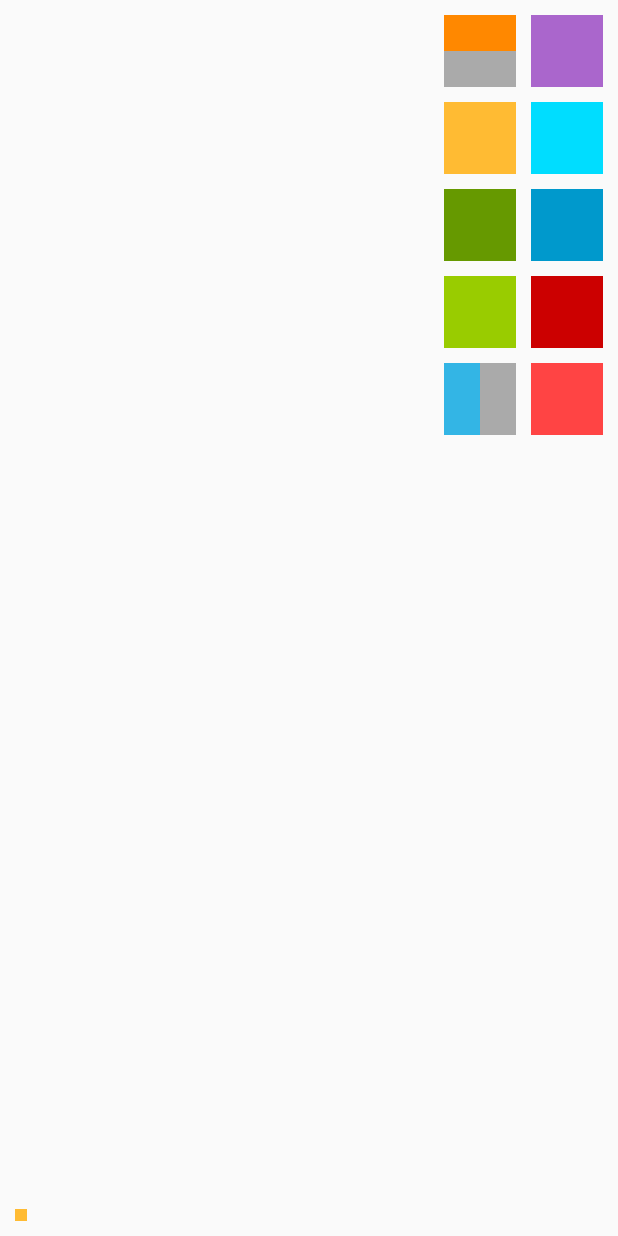
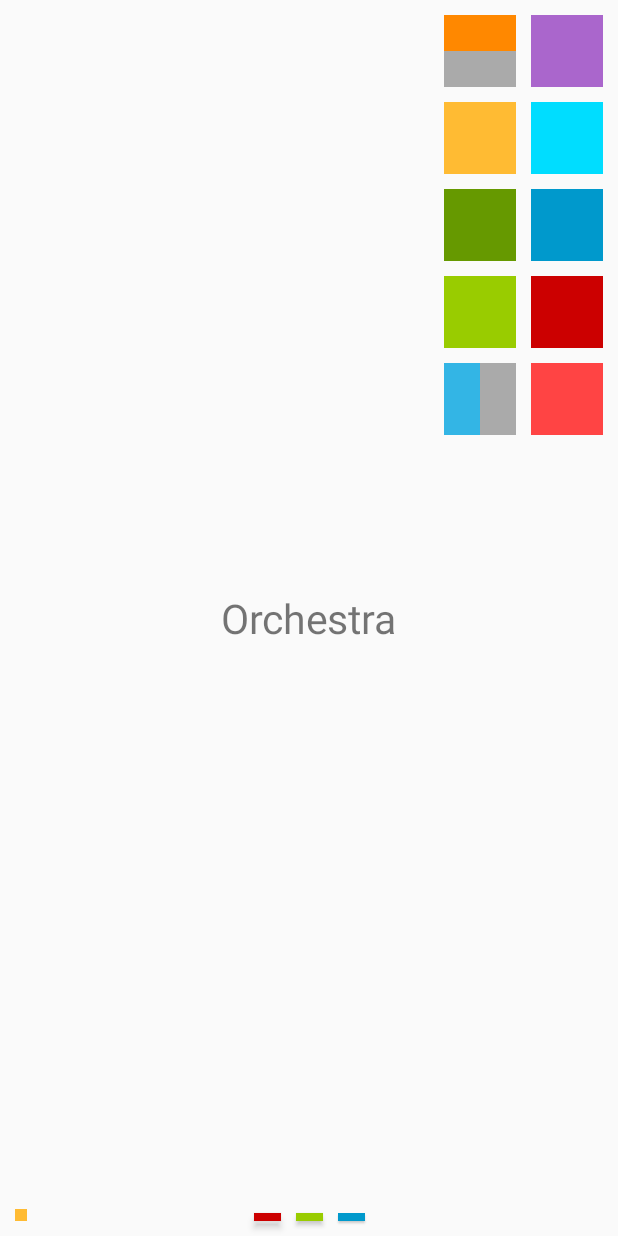
Before and after one commit to elihimas/orchestra, an Android app: the first screen one second after launch (SplashActivity), on a phone screen of 412 x 824 dp. Run offline under Robolectric (Android 15) with nearby library versions, the phone set to English and light mode, and no system bars.

Commit message:
Implemented directional scale animation Updated splash animation

```diff
--- a/app/src/main/java/com/elihimas/orchestra/AnimationTicker.kt
+++ b/app/src/main/java/com/elihimas/orchestra/AnimationTicker.kt
@@ -61,7 +61,7 @@ class AnimationTicker {
         }
     }
 
-    fun start(blocks: LinkedList<Block>, force: Boolean = false) {
+    fun start(blocks: LinkedList<Block>, forceAnimationStart: Boolean = false) {
         val baseTime = currentTime
 
         nextBlocks = blocks
@@ -69,7 +69,7 @@ class AnimationTicker {
 
         currentBlocks.addAll(nextBlocks.removeStartedBlocks(baseTime))
 
-        if (baseTime == 0f || force) {
+        if (baseTime == 0f || forceAnimationStart) {
             ValueAnimator.ofFloat(baseTime, blocksEndTime).apply {
                 duration = (blocksEndTime - baseTime).toLong()
                 interpolator = LinearInterpolator()
@@ -82,7 +82,7 @@ class AnimationTicker {
 
     private fun doOnEnd(animator: Animator) {
         if (nextBlocks.isNotEmpty() || currentBlocks.isNotEmpty()) {
-            start(nextBlocks, force = true)
+            start(nextBlocks, forceAnimationStart = true)
         } else {
             Orchestra.disposeCurrentOrchestra()
         }
--- a/app/src/main/java/com/elihimas/orchestra/activities/SplashActivity.kt
+++ b/app/src/main/java/com/elihimas/orchestra/activities/SplashActivity.kt
@@ -3,9 +3,12 @@ package com.elihimas.orchestra.activities
 import android.content.Intent
 import android.os.Bundle
 import androidx.appcompat.app.AppCompatActivity
+import androidx.core.view.marginRight
 import com.elihimas.orchestra.Orchestra
 import com.elihimas.orchestra.R
+import com.elihimas.orchestra.animations.Direction
 import kotlinx.android.synthetic.main.activity_splash.*
+
 
 class SplashActivity : AppCompatActivity() {
 
@@ -14,19 +17,65 @@ class SplashActivity : AppCompatActivity() {
 
         setContentView(R.layout.activity_splash)
 
-        init()
+//       addClick()
+        longSplash()
     }
 
-    private fun init() {
+    private fun addClick() {
+        listOf(sqr1, sqr2, sqr3, sqr4, sqr5, sqr6, sqr7, sqr8, sqr9, sqr10).forEach {
+            it.setOnClickListener {
+                Orchestra.launch {
+                    on(it).rotate(1080f) {
+                        duration = 120
+                    }
+                }
+            }
+        }
+    }
+
+    private fun longSplash() {
+        Orchestra.setup {
+            on(titleText).alpha(0)
+        }
         root.post {
-            Orchestra.shortOrLong(::shortSplash, ::longSplash)
+            Orchestra.launch {
+                val showAnimation = animations()
+                        .delay(200)
+                        .fadeIn() {
+                            duration = 1200
+                        }
+                        .scale(1.5f) {
+                            duration = 300
+                        }
+                        .delay(600)
+                        .scale(1f)
+                        .fadeOut()
+
+                on(titleText)
+                        .addAnimations(showAnimation)
+
+                parallel {
+                    on(leftSquare)
+                            .scale(5f)
+
+                    on(rightSquare)
+                            .scale(5f)
+                }
+
+                on(titleText)
+                        .scale(1f)
+
+                parallel {
+                    on(leftSquare)
+                            .scale(1f)
+                            .scale(2f)
+                            .scale(1f)
+
+                    on(rightSquare)
+                            .scale(1f)
                 }
 
 
-    }
-
-    private fun tempShortSplash() {
-        Orchestra.launch {
                 parallel {
                     on(sqr1)
                             .rotate(180f) {
@@ -60,7 +109,14 @@ class SplashActivity : AppCompatActivity() {
                             duration = 300
                         }
 
+
                 on(titleText, leftSquare)
+                        .fadeIn {
+                            duration = 800
+                        }
+                        .fadeIn {
+                            duration = 800
+                        }
                         .fadeIn {
                             duration = 800
                         }
@@ -76,66 +132,12 @@ class SplashActivity : AppCompatActivity() {
                         .rotate(180f) {
                             duration = 700
                         }
-        }
-
-        Orchestra.launch {
                 on(rightSquare)
                         .circularReveal()
                         .delay(2000)
                         .scale(4)
                         .rotate(3600f) {
-                        duration = 10000
-                    }
-        }
-    }
-
-    private fun shortSplash() {
-        Orchestra.launch {
-            delay(500)
-
-            on(titleText)
-                    .fadeIn()
-                    .fadeOut()
-        }.then {
-            startActivity(Intent(this, MainActivity::class.java))
-            finish()
-        }
-    }
-
-    private fun longSplash() {
-        Orchestra.launch {
-            val showAnimation = animations().fadeIn()
-            val hide = animations().parallel {
-                scale(1f)
-                fadeOut()
-            }
-
-            on(titleText)
-                    .addAnimations(showAnimation)
-
-            on(titleText)
-                    .scale(2f)
-                    .addAnimations(hide)
-
-            parallel {
-                on(leftSquare)
-                        .scale(5f)
-
-                on(rightSquare)
-                        .scale(5f)
-            }
-
-            on(titleText)
-                    .scale(1f)
-
-            parallel {
-                on(leftSquare)
-                        .scale(1f)
-                        .scale(2f)
-                        .scale(1f)
-
-                on(rightSquare)
-                        .scale(1f)
+                            duration = 5000
                         }
 
                 parallel {
@@ -158,10 +160,108 @@ class SplashActivity : AppCompatActivity() {
                     on(rightSquare)
                             .scale(3f)
                 }
-        }.then {
+
+                val pulseAnimation1 =
+                        animations()
+                                .scaleY(12, Direction.Up) {
+                                    duration = 300
+                                }
+                                .delay(100)
+                                .scaleY(2, Direction.Up) {
+                                    duration = 300
+                                }
+                                .delay(250)
+                                .scaleY(6, Direction.Up) {
+                                    duration = 320
+                                }
+                                .delay(100)
+                                .scaleY(0.5f, Direction.Up) {
+                                    duration = 300
+                                }
+
+                val pulseAnimation2 = animations()
+                        .scaleY(8, Direction.Up) {
+                            duration = 200
+                        }
+                        .scaleY(1, Direction.Up) {
+                            duration = 200
+                        }
+                        .scaleY(8, Direction.Up) {
+                            duration = 200
+                        }
+                        .scaleY(1, Direction.Up) {
+                            duration = 200
+                        }
+                        .scaleY(8, Direction.Up) {
+                            duration = 200
+                        }
+                        .scaleY(1, Direction.Up) {
+                            duration = 200
+                        }
+                        .scaleY(8, Direction.Up) {
+                            duration = 200
+                        }
+                        .scaleY(1, Direction.Up) {
+                            duration = 200
+                        }
+                val pulseAnimation3 = animations()
+                        .scaleY(7, Direction.Up) {
+                            duration = 350
+                        }
+                        .scaleY(0.8f, Direction.Up) {
+                            duration = 450
+                        }
+                        .scaleY(7, Direction.Up) {
+                            duration = 300
+                        }
+                        .scaleY(1.2f, Direction.Up) {
+                            duration = 400
+                        }
+                        .scaleY(7, Direction.Up) {
+                            duration = 300
+                        }
+                        .scaleY(1.6f, Direction.Up) {
+                            duration = 400
+                        }
+
+                delay(600)
+
+                parallel {
+                    on(bottomSquareLeft)
+                            .addAnimations(pulseAnimation1)
+                    on(bottomSquareCenter)
+                            .addAnimations(pulseAnimation2)
+                    on(bottomSquareRight)
+                            .addAnimations(pulseAnimation3)
+                }
+
+                val sqr1Translation = bottomSquareLeft.marginRight + bottomSquareLeft.width
+                val sqr3Translation = (bottomSquareRight.marginRight + bottomSquareRight.width) * -1
+
+                parallel {
+                    on(bottomSquareLeft).translate(sqr1Translation.toFloat(), 0.0f) {
+                        duration = 800
+                    }
+
+                    on(bottomSquareRight).translate(sqr3Translation.toFloat(), 0.0f) {
+                        duration = 800
+                    }
+                }
+
+                delay(300)
+
+                on(bottomSquareLeft,
+                        bottomSquareCenter,
+                        bottomSquareRight)
+                        .fadeOut() {
+                            duration = 800
+                        }
+            }
+                    .then {
                         startActivity(Intent(this, MainActivity::class.java))
                         finish()
                     }
         }
+    }
 
 }
--- a/app/src/main/res/layout/activity_splash.xml
+++ b/app/src/main/res/layout/activity_splash.xml
@@ -30,12 +30,12 @@
 
 
     <View
-        android:visibility="invisible"
         android:id="@+id/rightSquare"
         android:layout_width="8dp"
         android:layout_height="8dp"
         android:layout_margin="10dp"
         android:background="@android:color/holo_orange_dark"
+        android:visibility="invisible"
         app:layout_constraintBottom_toBottomOf="parent"
         app:layout_constraintRight_toRightOf="parent" />
 
@@ -155,4 +155,36 @@
             android:background="@android:color/darker_gray" />
     </LinearLayout>
 
+
+    <View
+        android:id="@+id/bottomSquareCenter"
+        android:layout_width="18dp"
+        android:layout_height="5dp"
+        android:layout_margin="10dp"
+        android:background="@android:color/holo_green_light"
+        android:elevation="2dp"
+        app:layout_constraintBottom_toBottomOf="parent"
+        app:layout_constraintLeft_toLeftOf="parent"
+        app:layout_constraintRight_toRightOf="parent" />
+
+    <View
+        android:id="@+id/bottomSquareRight"
+        android:layout_width="18dp"
+        android:layout_height="5dp"
+        android:layout_margin="10dp"
+        android:background="@android:color/holo_blue_dark"
+        android:elevation="1dp"
+        app:layout_constraintBottom_toBottomOf="parent"
+        app:layout_constraintLeft_toRightOf="@id/bottomSquareCenter" />
+
+    <View
+        android:id="@+id/bottomSquareLeft"
+        android:layout_width="18dp"
+        android:layout_height="5dp"
+        android:layout_margin="10dp"
+        android:background="@android:color/holo_red_dark"
+        android:elevation="3dp"
+        app:layout_constraintBottom_toBottomOf="parent"
+        app:layout_constraintRight_toLeftOf="@id/bottomSquareCenter" />
+
 </androidx.constraintlayout.widget.ConstraintLayout>
```
Also changed, not shown: app/src/main/java/com/elihimas/orchestra/Orchestra.kt (+38 -7 lines), app/src/main/java/com/elihimas/orchestra/animations/Animations.kt (+41 -4 lines). Lines whose indentation alone changed are shown as unchanged.
